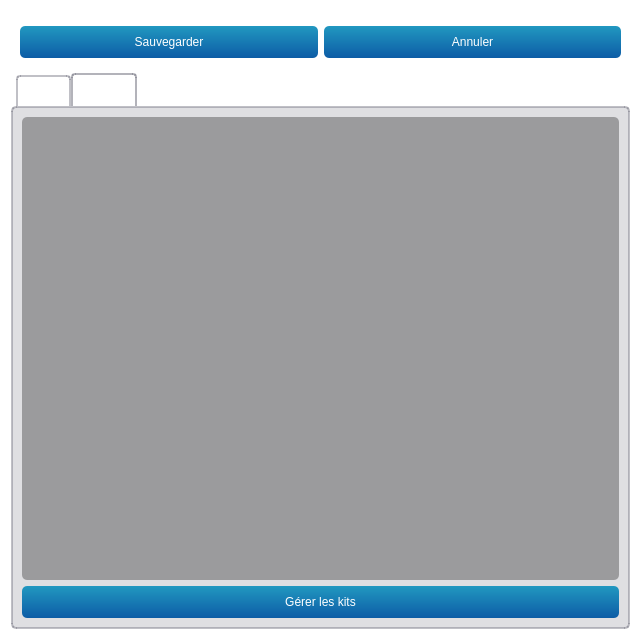
This is teraplus/client/src/editors/ParticipantWidget.ui in introlab/opentera as Qt 5 draws it before an edit. The edited form follows.
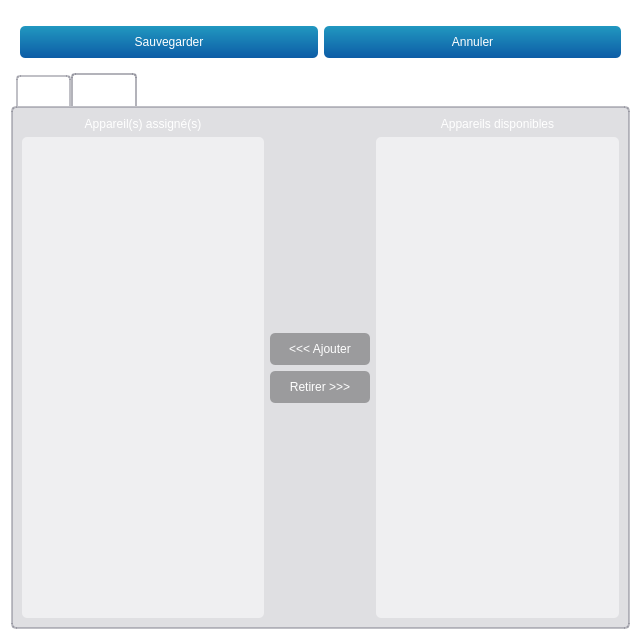
This is the edited form. The open tabs and pages were chosen to show the change. Icons and pictures are not drawn. Custom widgets are drawn as their Qt base class.

Commit message: Participant and devices association now working in the client UI (ParticipantWidget).

The edit to the form file:
```diff
--- a/teraplus/client/src/editors/ParticipantWidget.ui
+++ b/teraplus/client/src/editors/ParticipantWidget.ui
@@ -837,45 +837,124 @@
       <attribute name="title">
        <string>Appareil(s)</string>
       </attribute>
-      <layout class="QVBoxLayout" name="verticalLayout_3">
+      <layout class="QHBoxLayout" name="horizontalLayout_3">
        <item>
-        <widget class="QListWidget" name="lstDevices">
-         <property name="enabled">
-          <bool>false</bool>
-         </property>
-         <property name="editTriggers">
-          <set>QAbstractItemView::NoEditTriggers</set>
-         </property>
-         <property name="selectionMode">
-          <enum>QAbstractItemView::NoSelection</enum>
-         </property>
-        </widget>
+        <layout class="QVBoxLayout" name="verticalLayout_9">
+         <item>
+          <widget class="QLabel" name="lblDevices">
+           <property name="text">
+            <string>Appareil(s) assigné(s)</string>
+           </property>
+           <property name="alignment">
+            <set>Qt::AlignCenter</set>
+           </property>
+          </widget>
+         </item>
+         <item>
+          <widget class="QListWidget" name="lstDevices">
+           <property name="enabled">
+            <bool>true</bool>
+           </property>
+           <property name="editTriggers">
+            <set>QAbstractItemView::NoEditTriggers</set>
+           </property>
+           <property name="selectionMode">
+            <enum>QAbstractItemView::SingleSelection</enum>
+           </property>
+           <property name="iconSize">
+            <size>
+             <width>24</width>
+             <height>24</height>
+            </size>
+           </property>
+          </widget>
+         </item>
+        </layout>
        </item>
        <item>
-        <widget class="QPushButton" name="btnDevices">
-         <property name="minimumSize">
-          <size>
-           <width>0</width>
-           <height>32</height>
-          </size>
-         </property>
-         <property name="cursor">
-          <cursorShape>PointingHandCursor</cursorShape>
-         </property>
-         <property name="text">
-          <string>Gérer les kits</string>
-         </property>
-         <property name="icon">
-          <iconset resource="../../resources/TeraClient.qrc">
-           <normaloff>:/icons/kit.png</normaloff>:/icons/kit.png</iconset>
-         </property>
-         <property name="iconSize">
-          <size>
-           <width>24</width>
-           <height>24</height>
-          </size>
-         </property>
-        </widget>
+        <layout class="QVBoxLayout" name="verticalLayout_2">
+         <item>
+          <spacer name="verticalSpacer">
+           <property name="orientation">
+            <enum>Qt::Vertical</enum>
+           </property>
+           <property name="sizeHint" stdset="0">
+            <size>
+             <width>20</width>
+             <height>40</height>
+            </size>
+           </property>
+          </spacer>
+         </item>
+         <item>
+          <widget class="QPushButton" name="btnAddDevice">
+           <property name="enabled">
+            <bool>false</bool>
+           </property>
+           <property name="minimumSize">
+            <size>
+             <width>100</width>
+             <height>32</height>
+            </size>
+           </property>
+           <property name="cursor">
+            <cursorShape>PointingHandCursor</cursorShape>
+           </property>
+           <property name="text">
+            <string>&lt;&lt;&lt; Ajouter</string>
+           </property>
+          </widget>
+         </item>
+         <item>
+          <widget class="QPushButton" name="btnDelDevice">
+           <property name="enabled">
+            <bool>false</bool>
+           </property>
+           <property name="minimumSize">
+            <size>
+             <width>100</width>
+             <height>32</height>
+            </size>
+           </property>
+           <property name="cursor">
+            <cursorShape>PointingHandCursor</cursorShape>
+           </property>
+           <property name="text">
+            <string>Retirer &gt;&gt;&gt;</string>
+           </property>
+          </widget>
+         </item>
+         <item>
+          <spacer name="verticalSpacer_2">
+           <property name="orientation">
+            <enum>Qt::Vertical</enum>
+           </property>
+           <property name="sizeHint" stdset="0">
+            <size>
+             <width>20</width>
+             <height>40</height>
+            </size>
+           </property>
+          </spacer>
+         </item>
+        </layout>
+       </item>
+       <item>
+        <layout class="QVBoxLayout" name="verticalLayout_3">
+         <item>
+          <widget class="QLabel" name="lblAvailDevices">
+           <property name="text">
+            <string>Appareils disponibles</string>
+           </property>
+           <property name="alignment">
+            <set>Qt::AlignCenter</set>
+           </property>
+          </widget>
+         </item>
+         <item>
+          <widget class="QListWidget" name="lstAvailDevices"/>
+         </item>
+        </layout>
        </item>
       </layout>
      </widget>
```
The commit also changes 15 other files.
